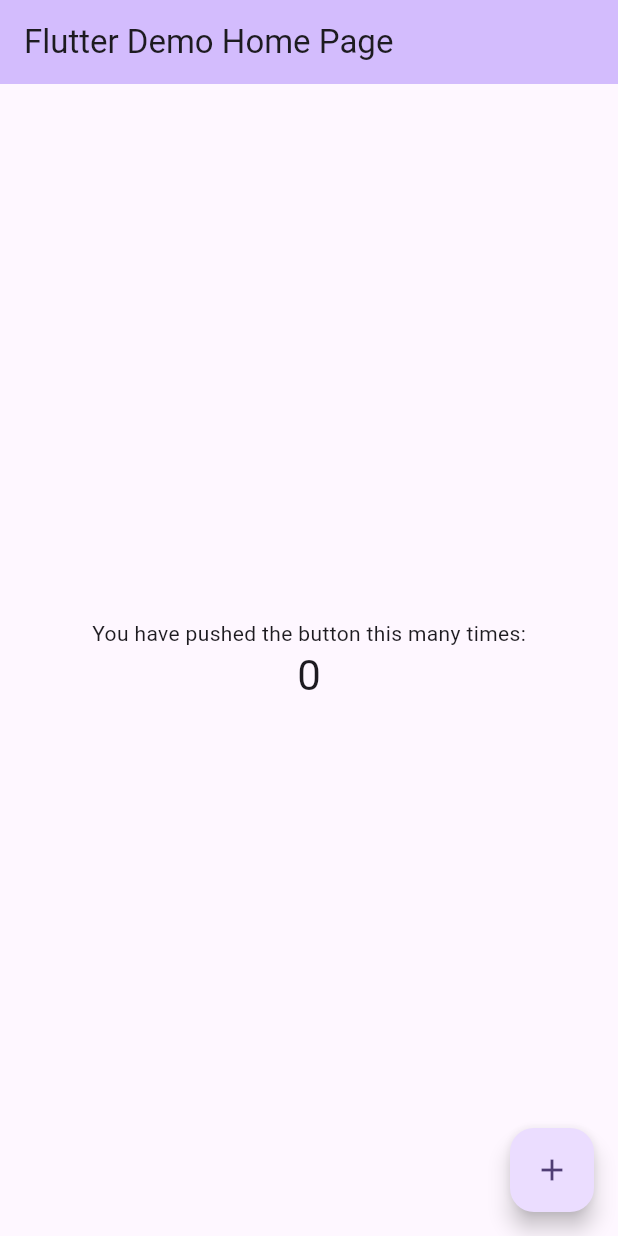
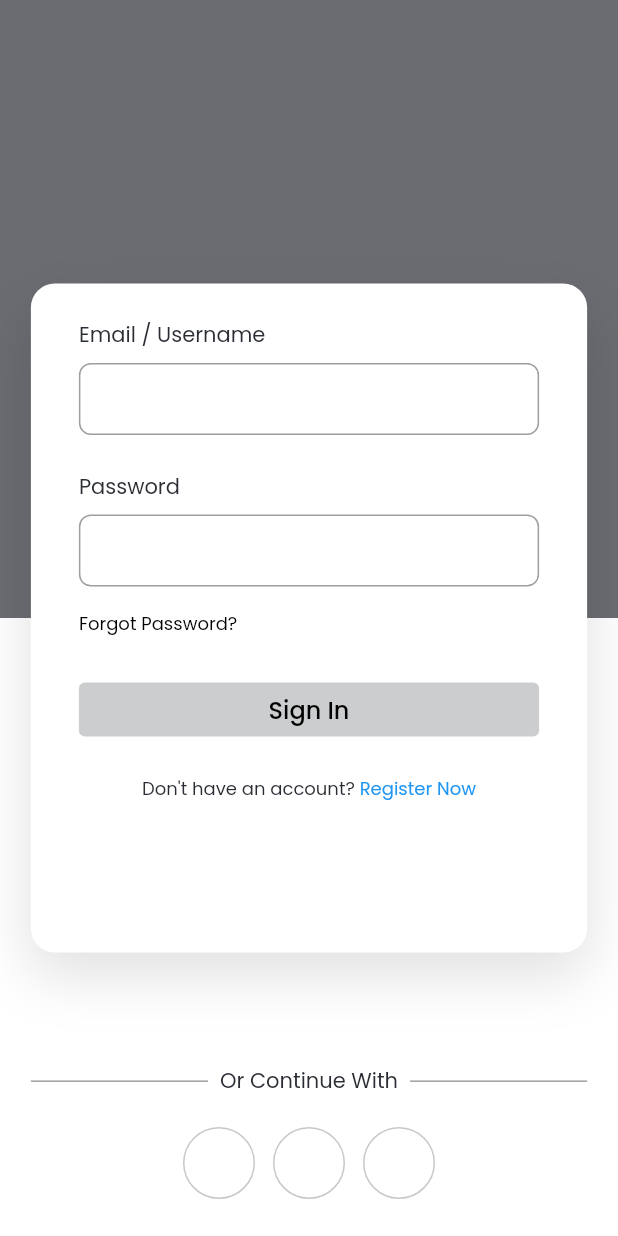
Before and after one commit to HarsaEdu/harsa-mobile, a Flutter app: the screen it shows after launch, on a phone screen of 412 x 824 dp. Run offline on Flutter 3.47's test engine with Material 2 defaults, Android fonts, the phone set to English and light mode, and no system bars; our stand-ins replace google_fonts.

Commit message:
add - login screen slicing

```diff
--- a/lib/main.dart
+++ b/lib/main.dart
@@ -1,4 +1,8 @@
 import 'package:flutter/material.dart';
+import 'package:google_fonts/google_fonts.dart';
+import 'package:harsa_mobile/viewmodels/login_provider.dart';
+import 'package:harsa_mobile/views/screens/login_screen.dart';
+import 'package:provider/provider.dart';
 
 void main() {
   runApp(const MyApp());
@@ -7,119 +11,74 @@ void main() {
 class MyApp extends StatelessWidget {
   const MyApp({super.key});
 
-  // This widget is the root of your application.
   @override
   Widget build(BuildContext context) {
-    return MaterialApp(
-      title: 'Flutter Demo',
-      theme: ThemeData(
-        // This is the theme of your application.
-        //
-        // TRY THIS: Try running your application with "flutter run". You'll see
-        // the application has a blue toolbar. Then, without quitting the app,
-        // try changing the seedColor in the colorScheme below to Colors.green
-        // and then invoke "hot reload" (save your changes or press the "hot
-        // reload" button in a Flutter-supported IDE, or press "r" if you used
-        // the command line to start the app).
-        //
-        // Notice that the counter didn't reset back to zero; the application
-        // state is not lost during the reload. To reset the state, use hot
-        // restart instead.
-        //
-        // This works for code too, not just values: Most code changes can be
-        // tested with just a hot reload.
-        colorScheme: ColorScheme.fromSeed(seedColor: Colors.deepPurple),
-        useMaterial3: true,
+    return MultiProvider(
+      providers: [
+        ChangeNotifierProvider(create: (_) => LoginProvider()),
+      ],
+      child: MaterialApp(
+        debugShowCheckedModeBanner: false,
+        theme: ThemeData(
+          textTheme: TextTheme(
+            bodySmall: GoogleFonts.poppins(
+              fontSize: 12,
+              color: const Color(0xFF2A2D34),
+            ),
+            bodyMedium: GoogleFonts.poppins(
+              fontSize: 14,
+              color: const Color(0xFF2A2D34),
+            ),
+            bodyLarge: GoogleFonts.poppins(
+              fontSize: 16,
+              fontWeight: FontWeight.w500,
+              color: const Color(0xFF2A2D34),
+            ),
+            titleSmall: GoogleFonts.poppins(
+              fontSize: 24,
+              fontWeight: FontWeight.w600,
+              color: const Color(0xFF2A2D34),
+            ),
+            titleMedium: GoogleFonts.poppins(
+              fontSize: 36,
+              fontWeight: FontWeight.w600,
+              color: const Color(0xFF2A2D34),
+            ),
+            titleLarge: GoogleFonts.poppins(
+              fontSize: 48,
+              fontWeight: FontWeight.w600,
+              color: const Color(0xFF2A2D34),
+            ),
+          ),
+          elevatedButtonTheme: ElevatedButtonThemeData(
+            style: ElevatedButton.styleFrom(
+              elevation: 0,
+              backgroundColor: const Color(0xFFCCCDCE),
+              textStyle: GoogleFonts.poppins(),
+              foregroundColor: const Color(0xFF2A2D34),
+            ),
+          ),
+          textButtonTheme: TextButtonThemeData(
+            style: TextButton.styleFrom(
+              minimumSize: Size.zero,
+              tapTargetSize: MaterialTapTargetSize.shrinkWrap,
+              padding: const EdgeInsets.all(0),
+              textStyle: GoogleFonts.poppins(fontSize: 12),
+              foregroundColor: const Color(0xFF2A2D34),
+            ),
+          ),
+          outlinedButtonTheme: OutlinedButtonThemeData(
+            style: OutlinedButton.styleFrom(
+              foregroundColor: Colors.black,
+              side: const BorderSide(width: 2),
+            ),
+          ),
+        ),
+        initialRoute: '/login',
+        routes: {
+          '/login': (_) => const LoginScreen(),
+        },
       ),
-      home: const MyHomePage(title: 'Flutter Demo Home Page'),
     );
   }
 }
-
-class MyHomePage extends StatefulWidget {
-  const MyHomePage({super.key, required this.title});
-
-  // This widget is the home page of your application. It is stateful, meaning
-  // that it has a State object (defined below) that contains fields that affect
-  // how it looks.
-
-  // This class is the configuration for the state. It holds the values (in this
-  // case the title) provided by the parent (in this case the App widget) and
-  // used by the build method of the State. Fields in a Widget subclass are
-  // always marked "final".
-
-  final String title;
-
-  @override
-  State<MyHomePage> createState() => _MyHomePageState();
-}
-
-class _MyHomePageState extends State<MyHomePage> {
-  int _counter = 0;
-
-  void _incrementCounter() {
-    setState(() {
-      // This call to setState tells the Flutter framework that something has
-      // changed in this State, which causes it to rerun the build method below
-      // so that the display can reflect the updated values. If we changed
-      // _counter without calling setState(), then the build method would not be
-      // called again, and so nothing would appear to happen.
-      _counter++;
-    });
-  }
-
-  @override
-  Widget build(BuildContext context) {
-    // This method is rerun every time setState is called, for instance as done
-    // by the _incrementCounter method above.
-    //
-    // The Flutter framework has been optimized to make rerunning build methods
-    // fast, so that you can just rebuild anything that needs updating rather
-    // than having to individually change instances of widgets.
-    return Scaffold(
-      appBar: AppBar(
-        // TRY THIS: Try changing the color here to a specific color (to
-        // Colors.amber, perhaps?) and trigger a hot reload to see the AppBar
-        // change color while the other colors stay the same.
-        backgroundColor: Theme.of(context).colorScheme.inversePrimary,
-        // Here we take the value from the MyHomePage object that was created by
-        // the App.build method, and use it to set our appbar title.
-        title: Text(widget.title),
-      ),
-      body: Center(
-        // Center is a layout widget. It takes a single child and positions it
-        // in the middle of the parent.
-        child: Column(
-          // Column is also a layout widget. It takes a list of children and
-          // arranges them vertically. By default, it sizes itself to fit its
-          // children horizontally, and tries to be as tall as its parent.
-          //
-          // Column has various properties to control how it sizes itself and
-          // how it positions its children. Here we use mainAxisAlignment to
-          // center the children vertically; the main axis here is the vertical
-          // axis because Columns are vertical (the cross axis would be
-          // horizontal).
-          //
-          // TRY THIS: Invoke "debug painting" (choose the "Toggle Debug Paint"
-          // action in the IDE, or press "p" in the console), to see the
-          // wireframe for each widget.
-          mainAxisAlignment: MainAxisAlignment.center,
-          children: <Widget>[
-            const Text(
-              'You have pushed the button this many times:',
-            ),
-            Text(
-              '$_counter',
-              style: Theme.of(context).textTheme.headlineMedium,
-            ),
-          ],
-        ),
-      ),
-      floatingActionButton: FloatingActionButton(
-        onPressed: _incrementCounter,
-        tooltip: 'Increment',
-        child: const Icon(Icons.add),
-      ), // This trailing comma makes auto-formatting nicer for build methods.
-    );
-  }
-}
--- /dev/null
+++ b/lib/viewmodels/login_provider.dart
@@ -0,0 +1,7 @@
+import 'package:flutter/material.dart';
+
+class LoginProvider with ChangeNotifier {
+  final GlobalKey<FormState> formKey = GlobalKey();
+  final TextEditingController emailController = TextEditingController();
+  final TextEditingController passwordController = TextEditingController();
+}
--- /dev/null
+++ b/lib/views/screens/login_screen.dart
@@ -0,0 +1,251 @@
+import 'package:flutter/material.dart';
+import 'package:google_fonts/google_fonts.dart';
+import 'package:harsa_mobile/viewmodels/login_provider.dart';
+import 'package:provider/provider.dart';
+
+class LoginScreen extends StatelessWidget {
+  const LoginScreen({super.key});
+
+  @override
+  Widget build(BuildContext context) {
+    final screenHeight = MediaQuery.of(context).size.height;
+    final screenWidth = MediaQuery.of(context).size.width;
+
+    return Scaffold(
+      resizeToAvoidBottomInset: false,
+      backgroundColor: Colors.white,
+      body: Stack(
+        alignment: Alignment.topCenter,
+        children: <Widget>[
+          // grey background
+          Container(
+            width: screenWidth,
+            height: screenHeight / 2,
+            color: const Color(0xFF6A6C71),
+          ),
+
+          // continue with
+          Positioned(
+            bottom: screenHeight * 0.03,
+            child: Column(
+              mainAxisSize: MainAxisSize.min,
+              mainAxisAlignment: MainAxisAlignment.end,
+              crossAxisAlignment: CrossAxisAlignment.center,
+              children: <Widget>[
+                SizedBox(
+                  width: screenWidth * 9 / 10,
+                  child: Row(
+                    mainAxisAlignment: MainAxisAlignment.center,
+                    children: <Widget>[
+                      Expanded(
+                        child: Container(
+                          color: Colors.grey,
+                          height: 1,
+                        ),
+                      ),
+                      const Padding(
+                        padding: EdgeInsets.symmetric(horizontal: 8.0),
+                        child: Text("Or Continue With"),
+                      ),
+                      Expanded(
+                        child: Container(
+                          color: Colors.grey,
+                          height: 1,
+                        ),
+                      ),
+                    ],
+                  ),
+                ),
+                const SizedBox(height: 20),
+                Row(
+                  mainAxisAlignment: MainAxisAlignment.center,
+                  children: <Widget>[
+                    Container(
+                      width: 48,
+                      height: 48,
+                      decoration: BoxDecoration(
+                        shape: BoxShape.circle,
+                        border: Border.all(
+                          color: const Color(0xFFC7C7CC),
+                        ),
+                      ),
+                    ),
+                    const SizedBox(width: 12),
+                    Container(
+                      width: 48,
+                      height: 48,
+                      decoration: BoxDecoration(
+                        shape: BoxShape.circle,
+                        border: Border.all(
+                          color: const Color(0xFFC7C7CC),
+                        ),
+                      ),
+                    ),
+                    const SizedBox(width: 12),
+                    Container(
+                      width: 48,
+                      height: 48,
+                      decoration: BoxDecoration(
+                        shape: BoxShape.circle,
+                        border: Border.all(
+                          color: const Color(0xFFC7C7CC),
+                        ),
+                      ),
+                    ),
+                  ],
+                )
+              ],
+            ),
+          ),
+
+          // login card
+          Column(
+            mainAxisAlignment: MainAxisAlignment.center,
+            children: <Widget>[
+              Center(
+                child: Container(
+                  width: screenWidth * 9 / 10,
+                  padding: const EdgeInsets.fromLTRB(32, 24, 32, 100),
+                  decoration: BoxDecoration(
+                    color: Colors.white,
+                    borderRadius: BorderRadius.circular(16),
+                    boxShadow: const <BoxShadow>[
+                      BoxShadow(
+                        color: Colors.black12,
+                        blurRadius: 32,
+                        offset: Offset(0, 15),
+                      ),
+                    ],
+                  ),
+
+                  // form
+                  child: Column(
+                    mainAxisSize: MainAxisSize.min,
+                    mainAxisAlignment: MainAxisAlignment.center,
+                    children: <Widget>[
+                      Consumer<LoginProvider>(
+                        builder: (context, state, _) {
+                          return Form(
+                            key: state.formKey,
+                            // input fields
+                            child: Column(
+                              mainAxisSize: MainAxisSize.min,
+                              mainAxisAlignment: MainAxisAlignment.center,
+                              crossAxisAlignment: CrossAxisAlignment.start,
+                              children: <Widget>[
+                                // email label
+                                const Text(
+                                  "Email / Username",
+                                ),
+                                const SizedBox(height: 8),
+                                // email field
+                                TextFormField(
+                                  controller: state.emailController,
+                                  decoration: const InputDecoration(
+                                    border: OutlineInputBorder(
+                                      borderRadius: BorderRadius.all(
+                                        Radius.circular(8),
+                                      ),
+                                    ),
+                                    contentPadding: EdgeInsets.symmetric(
+                                      vertical: 0,
+                                      horizontal: 12,
+                                    ),
+                                  ),
+                                  style: Theme.of(context).textTheme.bodyMedium,
+                                ),
+
+                                const SizedBox(height: 24),
+
+                                // password label
+                                const Text(
+                                  "Password",
+                                ),
+                                const SizedBox(height: 8),
+                                // password field
+                                TextFormField(
+                                  controller: state.passwordController,
+                                  decoration: const InputDecoration(
+                                    border: OutlineInputBorder(
+                                      borderRadius: BorderRadius.all(
+                                        Radius.circular(8),
+                                      ),
+                                    ),
+                                    contentPadding: EdgeInsets.symmetric(
+                                      vertical: 0,
+                                      horizontal: 12,
+                                    ),
+                                  ),
+                                  style: Theme.of(context).textTheme.bodyMedium,
+                                ),
+
+                                const SizedBox(height: 16),
+
+                                TextButton(
+                                  onPressed: () {},
+                                  child: Text(
+                                    "Forgot Password?",
+                                    style: GoogleFonts.poppins(
+                                      color: Colors.black,
+                                    ),
+                                  ),
+                                ),
+
+                                const SizedBox(height: 24),
+
+                                // submit button
+                                Row(
+                                  children: <Widget>[
+                                    Expanded(
+                                      child: ElevatedButton(
+                                        onPressed: () {},
+                                        child: Text(
+                                          "Sign In",
+                                          style: GoogleFonts.poppins(
+                                              color: Colors.black,
+                                              fontSize: 16,
+                                              fontWeight: FontWeight.w500),
+                                        ),
+                                      ),
+                                    ),
+                                  ],
+                                ),
+                              ],
+                            ),
+                          );
+                        },
+                      ),
+
+                      const SizedBox(height: 20),
+
+                      // register button
+                      Row(
+                        mainAxisAlignment: MainAxisAlignment.center,
+                        children: [
+                          Text(
+                            "Don't have an account? ",
+                            style: Theme.of(context).textTheme.bodySmall,
+                          ),
+                          TextButton(
+                            onPressed: () => Navigator.pushReplacementNamed(
+                              context,
+                              '/signup',
+                            ),
+                            child: const Text(
+                              "Register Now",
+                              style: TextStyle(color: Colors.blue),
+                            ),
+                          ),
+                        ],
+                      )
+                    ],
+                  ),
+                ),
+              ),
+            ],
+          ),
+        ],
+      ),
+    );
+  }
+}
--- a/pubspec.yaml
+++ b/pubspec.yaml
@@ -35,6 +35,8 @@ dependencies:
   # The following adds the Cupertino Icons font to your application.
   # Use with the CupertinoIcons class for iOS style icons.
   cupertino_icons: ^1.0.2
+  provider: ^6.1.1
+  google_fonts: ^6.1.0
 
 dev_dependencies:
   flutter_test:
```
Also changed, not shown: lib/viewmodels/.txt (deleted), lib/views/screens/.txt (deleted), pubspec.lock.
